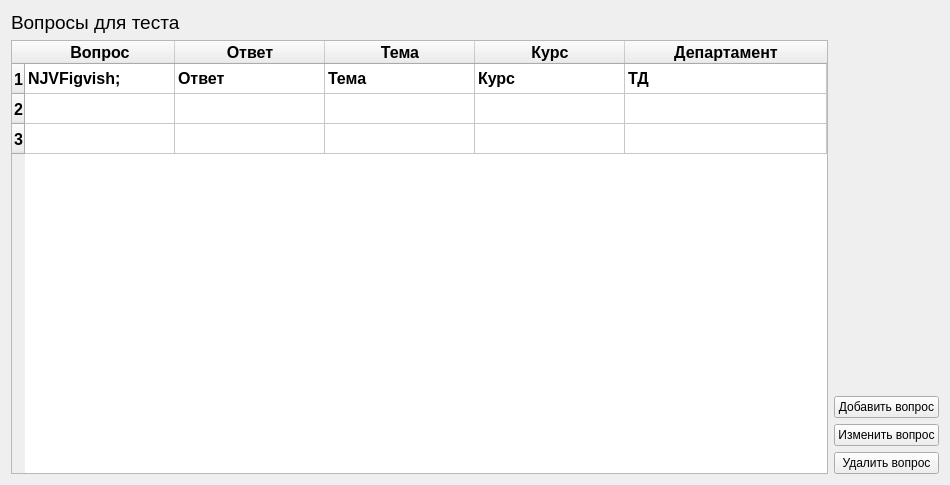
Old version of the form basewindow.ui in the repository Rayzedan/SystemControlStudent.
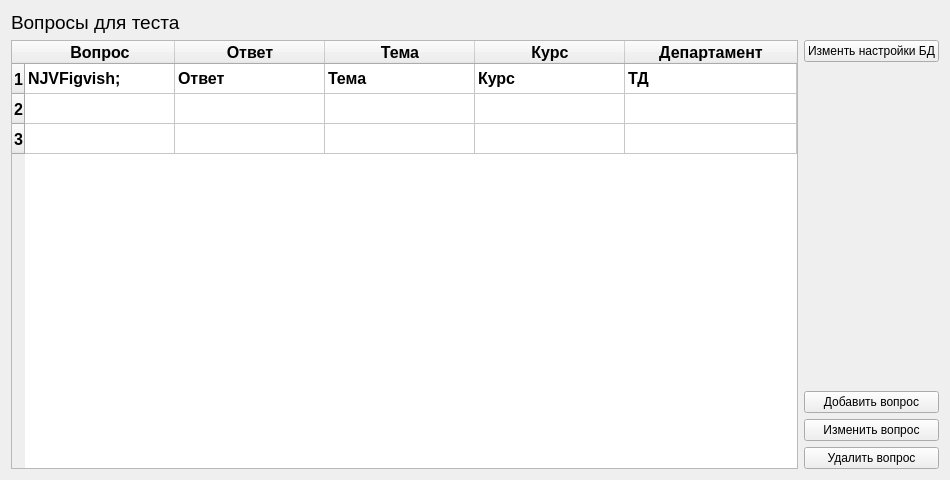
New version of the form.

Diff of the .ui file:
```diff
--- a/basewindow.ui
+++ b/basewindow.ui
@@ -7,7 +7,7 @@
     <x>0</x>
     <y>0</y>
     <width>950</width>
-    <height>485</height>
+    <height>480</height>
    </rect>
   </property>
   <property name="minimumSize">
@@ -146,6 +146,13 @@
        </item>
        <item>
         <layout class="QVBoxLayout" name="verticalLayout_2">
+         <item>
+          <widget class="QPushButton" name="pushButton_4">
+           <property name="text">
+            <string>Изменть настройки БД</string>
+           </property>
+          </widget>
+         </item>
          <item>
           <spacer name="verticalSpacer">
            <property name="orientation">
```
